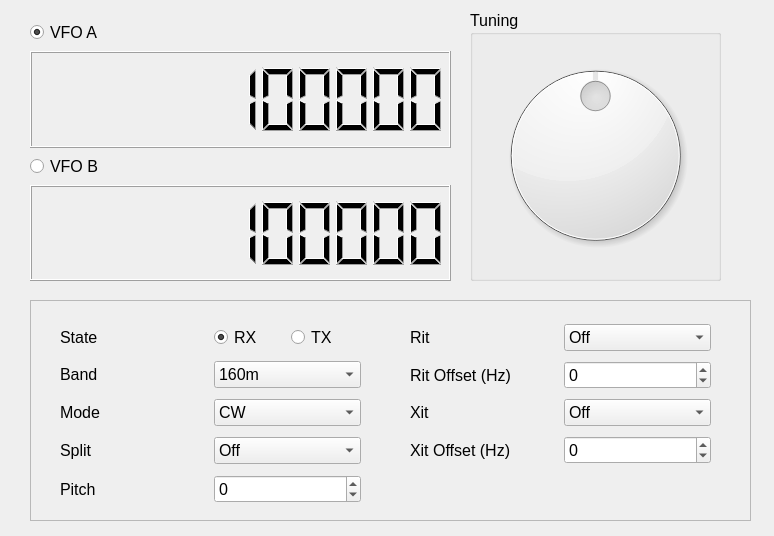
This is Sources/U2.Suite/ui/EmulatorMainWindow.ui in ut8uu/U2.Suite.Python as Qt 5 draws it before an edit. The edited form follows.
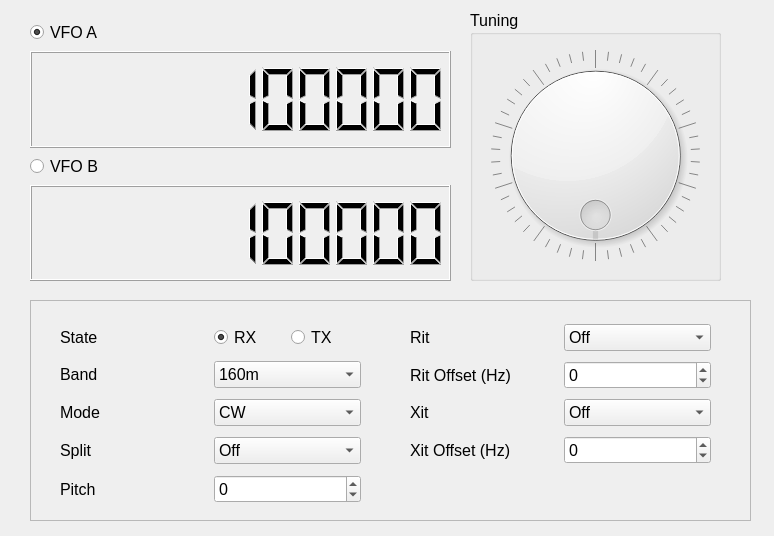
This is the edited form.

Commit message: Updated the dial values

What changed in the file:
```diff
--- a/Sources/U2.Suite/ui/EmulatorMainWindow.ui
+++ b/Sources/U2.Suite/ui/EmulatorMainWindow.ui
@@ -463,10 +463,10 @@
       </font>
      </property>
      <property name="minimum">
-      <number>1800000</number>
+      <number>0</number>
      </property>
      <property name="maximum">
-      <number>2000000</number>
+      <number>1000</number>
      </property>
      <property name="singleStep">
       <number>10</number>
```
